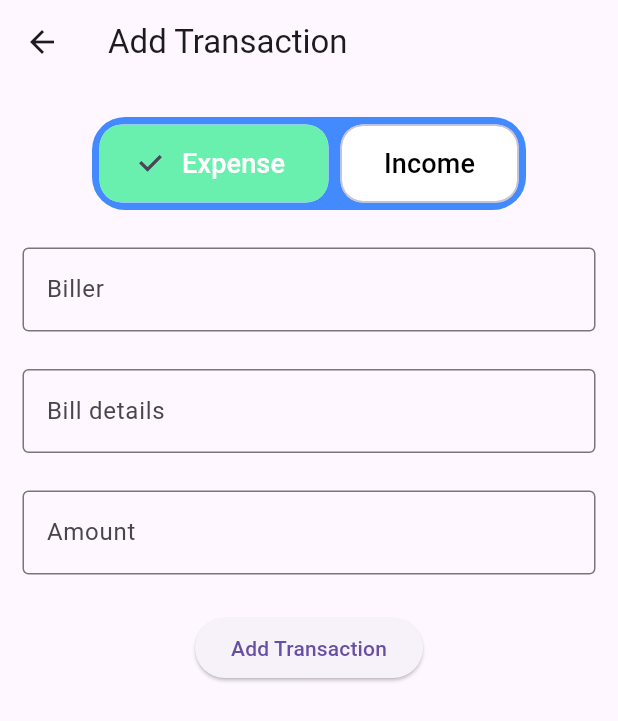
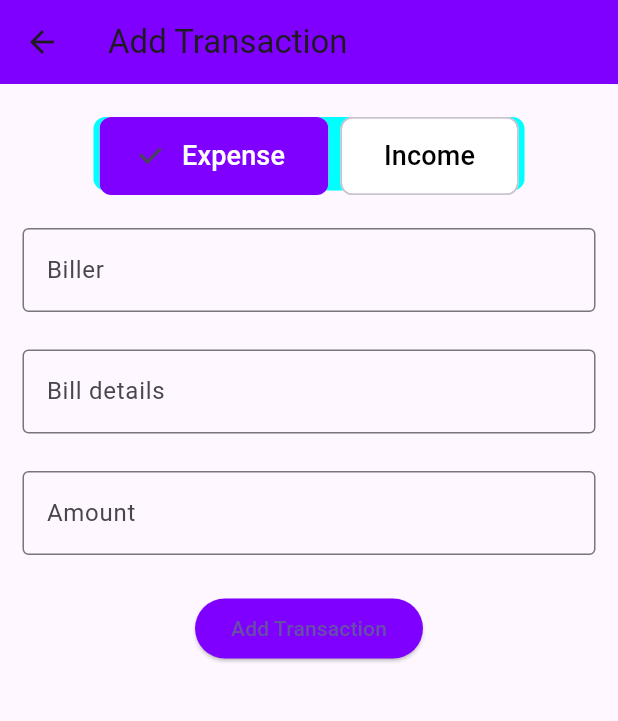
Before and after one commit to MujahidAmin1/expense_trackerv2, a Flutter app: the AddTransaction screen opened directly, on a phone screen of 412 x 824 dp. Shown: the top 721 px of the screen. Run offline on Flutter 3.47's test engine with Material 3 defaults, Android fonts, the phone set to English and light mode, and no system bars; our stand-ins replace hive, hive_flutter; accounts and stored records are empty.

Commit message:
adjusted theme

```diff
--- a/lib/main.dart
+++ b/lib/main.dart
@@ -8,9 +8,10 @@ import 'package:hive_flutter/adapters.dart';
 import 'package:provider/provider.dart';
 void main() async{
   WidgetsFlutterBinding.ensureInitialized();
+
+  Hive.registerAdapter(TransactionAdapter());
   final transactionProvider = TransactionProvider();
   await transactionProvider.initializeDB();
-  Hive.registerAdapter(TransactionAdapter());
   runApp(
     MultiProvider(
       providers: [
--- a/lib/screens/add_transaction.dart
+++ b/lib/screens/add_transaction.dart
@@ -31,6 +31,7 @@ class _AddTransactionState extends State<AddTransaction> {
     var transactionProvider = Provider.of<TransactionProvider>(context);
     return Scaffold(
       appBar: AppBar(
+        backgroundColor: const Color(0xFF7F00FF),
         title: const Text("Add Transaction"),
         elevation: 0,
       ),
@@ -43,10 +44,11 @@ class _AddTransactionState extends State<AddTransaction> {
             ),
             Center(
               child: Container(
-                padding: EdgeInsets.all(5), // Padding around the container
+                height: 49,
+                padding: const EdgeInsets.symmetric(horizontal: 4),
                 decoration: BoxDecoration(
-                  color: Colors.blueAccent, // Solid background color
-                  borderRadius: BorderRadius.circular(22),
+                  color: const Color(0xFF00FFFF), // Solid background color
+                  borderRadius: BorderRadius.circular(8),
                 ),
                 child: Wrap(
                   alignment: WrapAlignment.start,
@@ -71,10 +73,11 @@ class _AddTransactionState extends State<AddTransaction> {
                       padding: const EdgeInsets.symmetric(
                           vertical: 12.0, horizontal: 20.0), // Custom padding
                       shape: RoundedRectangleBorder(
-                        borderRadius: BorderRadius.circular(15),
+                        borderRadius: BorderRadius.circular(8),
                       ),
                       backgroundColor: Colors.white, // Default background color
-                      selectedColor: Colors.greenAccent, // Color when selected
+                      selectedColor:
+                          const Color(0xFF7F00FF), // Color when selected
                     ),
                     ChoiceChip(
                       label: Text(
@@ -95,10 +98,11 @@ class _AddTransactionState extends State<AddTransaction> {
                       padding: EdgeInsets.symmetric(
                           vertical: 12.0, horizontal: 20.0), // Custom padding
                       shape: RoundedRectangleBorder(
-                        borderRadius: BorderRadius.circular(15),
+                        borderRadius: BorderRadius.circular(8),
                       ),
                       backgroundColor: Colors.white, // Default background color
-                      selectedColor: Colors.orangeAccent, // Color when selected
+                      selectedColor:
+                          const Color(0xFF7F00FF), // Color when selected
                     ),
                   ],
                 ),
@@ -108,9 +112,9 @@ class _AddTransactionState extends State<AddTransaction> {
             TextField(
               controller: billerController,
               decoration: InputDecoration(
-                  hintText: 'Biller',
-                  border: OutlineInputBorder(),
-                  ),
+                hintText: 'Biller',
+                border: OutlineInputBorder(),
+              ),
             ),
             const SizedBox(height: 25),
             TextField(
@@ -128,22 +132,36 @@ class _AddTransactionState extends State<AddTransaction> {
             ),
             const SizedBox(height: 25),
             ElevatedButton(
-              onPressed: (){
+              style: ButtonStyle(
+                  backgroundColor: MaterialStateProperty.all<Color>(
+                      const Color(0xFF7F00FF))),
+              onPressed: () {
                 Transaction _transaction = Transaction(
                   biller: billerController.text,
                   billerDetail: billerDetailController.text,
                   isExpense: switch (_selectedChoice) {
                     'Expense' => true,
-                      _ => false,
+                    'Income' => false,
+                    _ => null,
                   },
                   date: DateTime.now(),
                   amount: amountController.text,
-                  );
+                );
+                if (billerController.text.isNotEmpty &&
+                    billerDetailController.text.isNotEmpty &&
+                    amountController.text.isNotEmpty) {
                   transactionProvider.addTransact(_transaction);
                   Navigator.pop(context);
+                } else {
+                  ScaffoldMessenger.of(context).showSnackBar(
+                    const SnackBar(
+                      content: Text("Must Fill all empty spaces"),
+                    ),
+                  );
+                }
               },
               child: const Text('Add Transaction'),
-              )
+            )
           ],
         ),
       ),
--- a/lib/screens/home.dart
+++ b/lib/screens/home.dart
@@ -26,6 +26,8 @@ class _HomeScreenState extends State<HomeScreen> {
     return Scaffold(
       body: navbarItems[navBarProvider.selectedIndex],
       floatingActionButton: FloatingActionButton(
+        backgroundColor: const Color(0xFF7F00FF),
+        child: const Icon(Icons.add),
         onPressed: () {
           Navigator.push(
             context,
--- a/lib/widgets/segment_tiles.dart
+++ b/lib/widgets/segment_tiles.dart
@@ -29,7 +29,7 @@ class SegmentTiles extends StatelessWidget {
               ),
               elevation: isExpenseSelected ? 2 : 0,
               color: isExpenseSelected
-                      ? Colors.grey
+                      ? Color(0xFFDCFFEB)
                       : Colors.white,
               child: SegmentBtn(
                 icon: Icons.arrow_upward,
@@ -54,7 +54,7 @@ class SegmentTiles extends StatelessWidget {
               elevation: isExpenseSelected ? 0 : 2,
               color: isExpenseSelected
                       ? Colors.white
-                      : Colors.grey,
+                      : Color(0xFFDCFFEB),
               child: SegmentBtn(
                 icon: Icons.arrow_downward,
                 topTxt: '80%',
```
Also changed, not shown: lib/widgets/segment_btns.dart (+12 -1 lines), lib/widgets/tiles.dart (+8 -3 lines).
